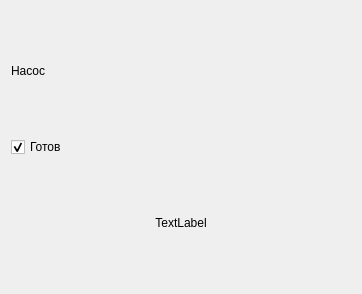
Before: the Qt Designer form simulator/widgets/pump_widget.ui in EremeevSergey/pump_regulator, drawn with Qt 5.
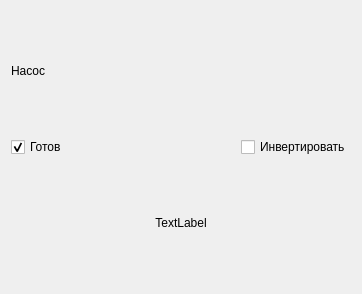
After: the same form once the commit is applied.

Diff of the .ui file:
```diff
--- a/simulator/widgets/pump_widget.ui
+++ b/simulator/widgets/pump_widget.ui
@@ -31,6 +31,8 @@
     </widget>
    </item>
    <item>
+    <layout class="QHBoxLayout" name="horizontalLayout">
+     <item>
     <widget class="QCheckBox" name="checkBox">
      <property name="text">
       <string>Готов</string>
@@ -39,6 +41,31 @@
       <bool>true</bool>
      </property>
     </widget>
+     </item>
+     <item>
+      <spacer name="horizontalSpacer">
+       <property name="orientation">
+        <enum>Qt::Horizontal</enum>
+       </property>
+       <property name="sizeHint" stdset="0">
+        <size>
+         <width>40</width>
+         <height>20</height>
+        </size>
+       </property>
+      </spacer>
+     </item>
+     <item>
+      <widget class="QCheckBox" name="cbInvers">
+       <property name="text">
+        <string>Инвертировать</string>
+       </property>
+       <property name="checked">
+        <bool>false</bool>
+       </property>
+      </widget>
+     </item>
+    </layout>
    </item>
    <item>
     <widget class="QLabel" name="labelState">
```
Lines whose indentation alone changed are shown as unchanged.
